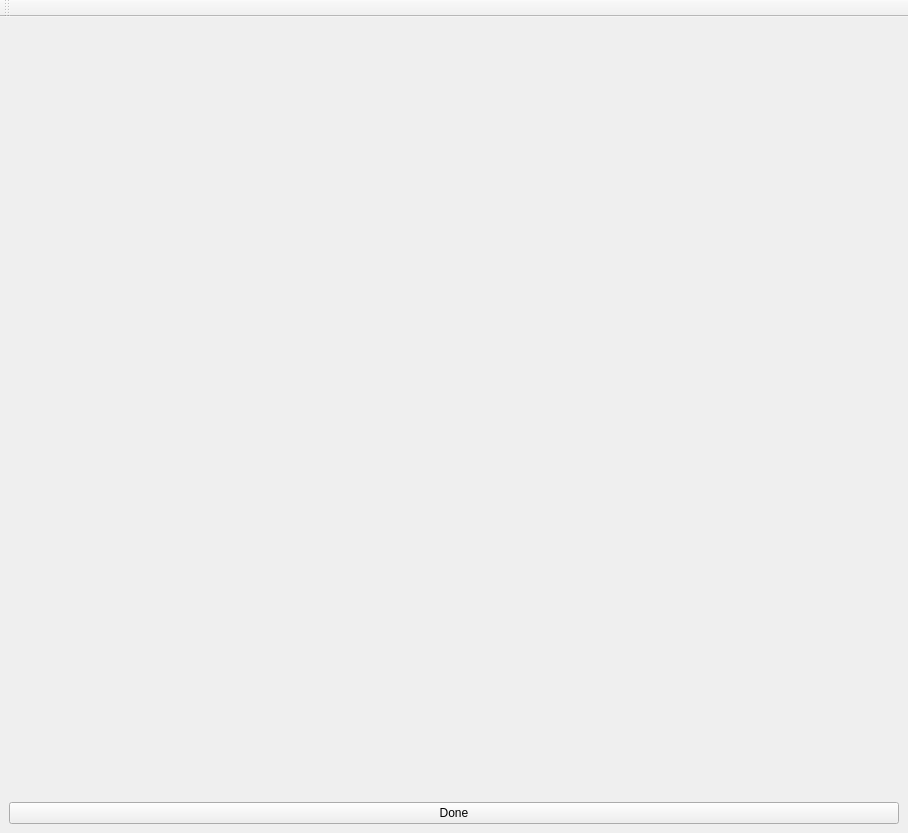
Old version of the form res/designer/argonviewerwidget.ui in the repository hsorby/mapclientplugins.argonviewerstep.
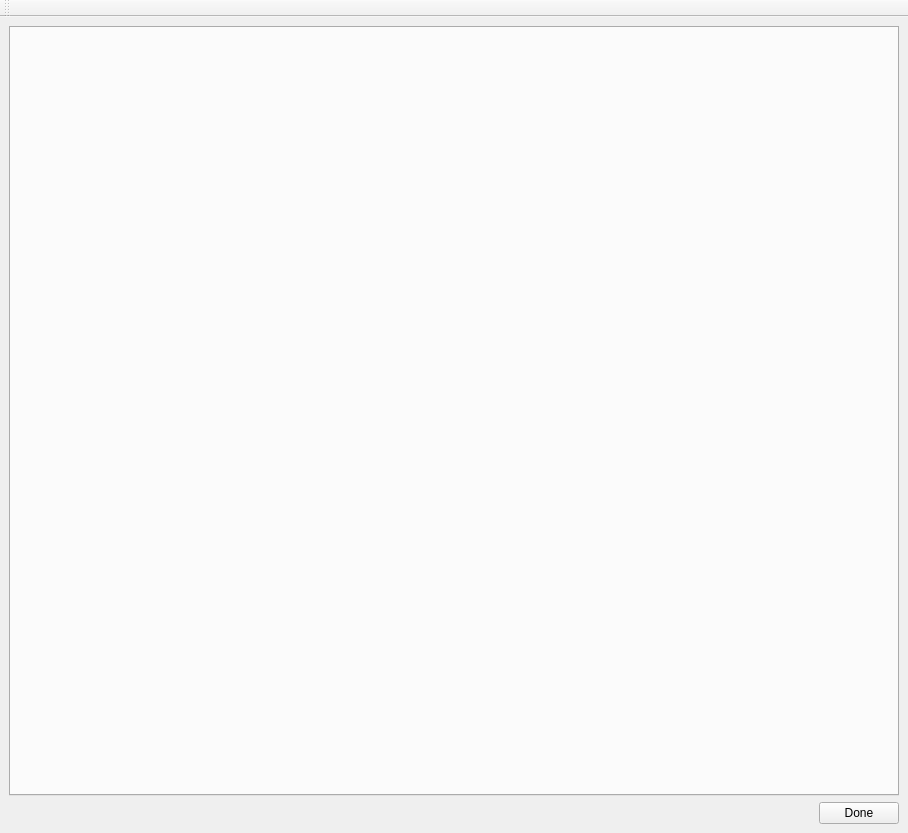
New version of the form.

Commit message: Add functionality to use multiple views.

Patch:
```diff
--- a/res/designer/argonviewerwidget.ui
+++ b/res/designer/argonviewerwidget.ui
@@ -10,12 +10,28 @@
     <height>833</height>
    </rect>
   </property>
-  <widget class="QToolBar" name="toolBar"/>
+  <property name="windowTitle">
+   <string>Argon Viewer</string>
+  </property>
     <widget class="QWidget" name="centralwidget">
   <layout class="QVBoxLayout" name="verticalLayout">
-  
    <item>
-    <widget class="QStackedWidget" name="viewStackedWidget"/>
+     <widget class="QTabWidget" name="viewTabWidget"/>
+    </item>
+    <item>
+     <layout class="QHBoxLayout" name="horizontalLayout">
+      <item>
+       <spacer name="horizontalSpacer">
+        <property name="orientation">
+         <enum>Qt::Horizontal</enum>
+        </property>
+        <property name="sizeHint" stdset="0">
+         <size>
+          <width>40</width>
+          <height>20</height>
+         </size>
+        </property>
+       </spacer>
    </item>
    <item>
      <widget class="QPushButton" name="pushButtonDone">
@@ -25,6 +41,16 @@
      </widget>
    </item>
   </layout>
+    </item>
+   </layout>
+  </widget>
+  <widget class="QToolBar" name="toolBar">
+   <attribute name="toolBarArea">
+    <enum>TopToolBarArea</enum>
+   </attribute>
+   <attribute name="toolBarBreak">
+    <bool>false</bool>
+   </attribute>
   </widget>
  </widget>
  <resources/>
```
Lines whose indentation alone changed are shown as unchanged. The commit also changes 4 other files.
